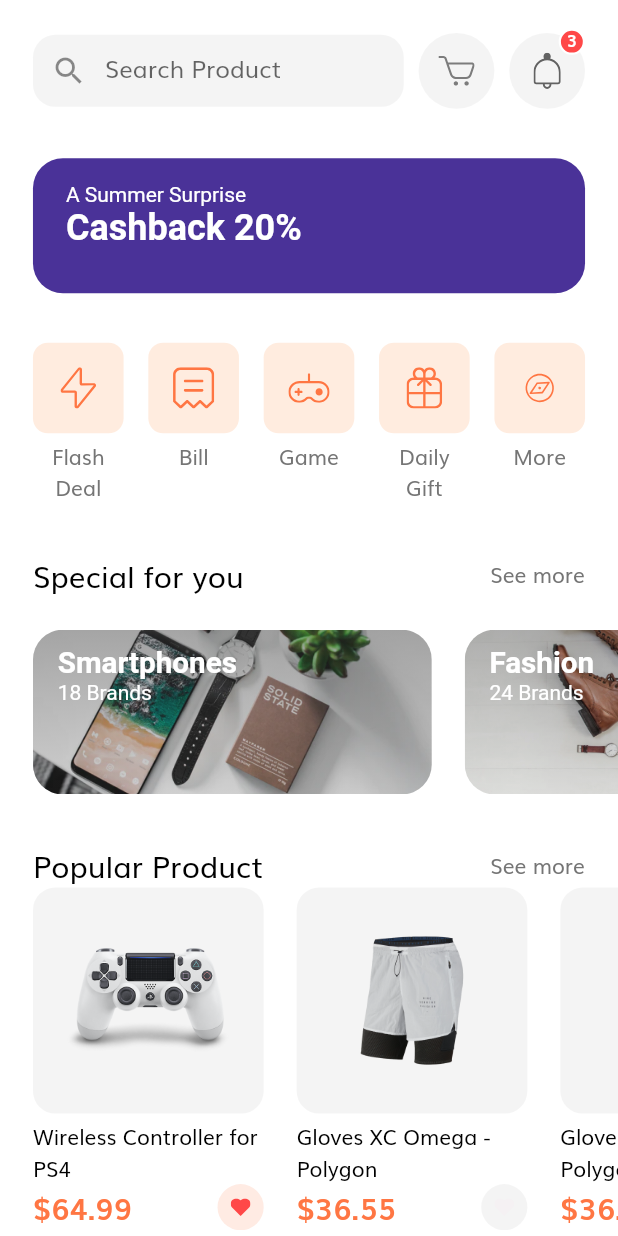
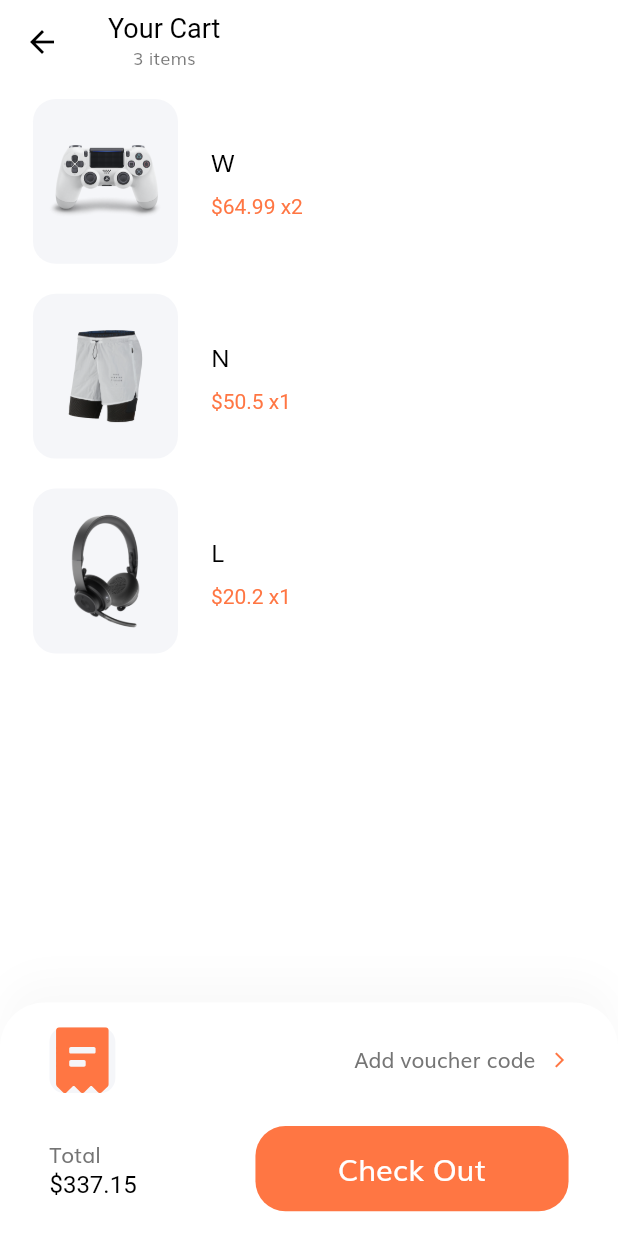
Before and after one commit to sunachun/shopapp, a Flutter app: the HomeScreen screen opened by its route, after a tap on an icon or button, on a phone screen of 412 x 824 dp. Run offline on Flutter 3.47's test engine with Material 2 defaults, Android fonts, the phone set to English and light mode, and no system bars; our stand-ins replace flutter_svg.

Commit message:
cart finish

```diff
--- /dev/null
+++ b/lib/models/Cart.dart
@@ -0,0 +1,20 @@
+import 'package:flutter/cupertino.dart';
+
+import 'Product.dart';
+
+class Cart {
+  final Product product;
+  final int numOfItems;
+
+  Cart({
+    @required this.product,
+    @required this.numOfItems,
+  });
+}
+
+//Demo data for our cart
+List<Cart> demoCarts = [
+  Cart(product: demoProducts[0], numOfItems: 2),
+  Cart(product: demoProducts[1], numOfItems: 1),
+  Cart(product: demoProducts[3], numOfItems: 1),
+];
--- a/lib/models/Product.dart
+++ b/lib/models/Product.dart
@@ -1,6 +1,7 @@
 import 'package:flutter/material.dart';
 
 class Product {
+  final int id;
   final String title, description;
   final List<String> images;
   final List<Color> colors;
@@ -8,6 +9,7 @@ class Product {
   final bool isFavorite, isPopular;
 
   Product({
+    @required this.id,
     @required this.images,
     @required this.colors,
     this.rating = 0.0,
@@ -19,10 +21,11 @@ class Product {
   });
 }
 
-//Our demo Product
+// Our demo Products
 
 List<Product> demoProducts = [
   Product(
+    id: 1,
     images: [
       "assets/images/ps4_console_white_1.png",
       "assets/images/ps4_console_white_2.png",
@@ -35,7 +38,7 @@ List<Product> demoProducts = [
       Color(0xFFDECB9C),
       Colors.white,
     ],
-    title: "Wireless Controller for PS4" "",
+    title: "Wireless Controller for PS4™",
     price: 64.99,
     description: description,
     rating: 4.8,
@@ -43,6 +46,7 @@ List<Product> demoProducts = [
     isPopular: true,
   ),
   Product(
+    id: 2,
     images: [
       "assets/images/Image Popular Product 2.png",
     ],
@@ -52,13 +56,14 @@ List<Product> demoProducts = [
       Color(0xFFDECB9C),
       Colors.white,
     ],
-    title: "Gloves XC Omega - Polygon",
-    price: 36.55,
+    title: "Nike Sport White - Man Pant",
+    price: 50.5,
     description: description,
     rating: 4.1,
     isPopular: true,
   ),
   Product(
+    id: 3,
     images: [
       "assets/images/glap.png",
     ],
@@ -76,6 +81,7 @@ List<Product> demoProducts = [
     isPopular: true,
   ),
   Product(
+    id: 4,
     images: [
       "assets/images/wireless headset.png",
     ],
--- a/lib/routs.dart
+++ b/lib/routs.dart
@@ -1,4 +1,5 @@
 import 'package:flutter/widgets.dart';
+import 'package:shopapp/screens/cart/cart_screen.dart';
 import 'package:shopapp/screens/complete_profile/complete_profile_screen.dart';
 import 'package:shopapp/screens/details/details_screen.dart';
 import 'package:shopapp/screens/forgot_password/forgot_password_screen.dart';
@@ -21,4 +22,5 @@ final Map<String, WidgetBuilder> routes = {
   OtpScreen.routeName: (content) => OtpScreen(),
   HomeScreen.routeName: (content) => HomeScreen(),
   DetailsScreen.routeName: (content) => DetailsScreen(),
+  CartScreen.routeName: (context) => CartScreen(),
 };
--- /dev/null
+++ b/lib/screens/cart/cart_screen.dart
@@ -0,0 +1,122 @@
+import 'package:flutter/material.dart';
+import 'package:flutter_svg/flutter_svg.dart';
+import 'package:shopapp/components/default_button.dart';
+import 'package:shopapp/constants.dart';
+import 'package:shopapp/models/Cart.dart';
+import 'package:shopapp/screens/cart/components/body.dart';
+import 'package:shopapp/size_config.dart';
+
+class CartScreen extends StatelessWidget {
+  static String routeName = "/cart";
+
+  @override
+  Widget build(BuildContext context) {
+    return Scaffold(
+      appBar: buildAppBar(context),
+      body: Body(),
+      bottomNavigationBar: CheckOurCard(),
+    );
+  }
+
+  AppBar buildAppBar(BuildContext context) {
+    return AppBar(
+      title: Column(
+        children: <Widget>[
+          Text(
+            "Your Cart",
+            style: TextStyle(color: Colors.black),
+          ),
+          Text(
+            "${demoCarts.length} items",
+            style: Theme.of(context).textTheme.caption,
+          ),
+        ],
+      ),
+    );
+  }
+}
+
+class CheckOurCard extends StatelessWidget {
+  const CheckOurCard({
+    Key key,
+  }) : super(key: key);
+
+  @override
+  Widget build(BuildContext context) {
+    return Container(
+      padding: EdgeInsets.symmetric(
+          vertical: getProportionateScreenWidth(15),
+          horizontal: getProportionateScreenWidth(30)),
+      // We use this height only for demo
+      // height: 174,
+      decoration: BoxDecoration(
+        color: Colors.white,
+        borderRadius: BorderRadius.only(
+          topLeft: Radius.circular(30),
+          topRight: Radius.circular(30),
+        ),
+        boxShadow: [
+          BoxShadow(
+            offset: Offset(0, -15),
+            blurRadius: 20,
+            color: Color(0xFFDADADA).withOpacity(0.15),
+          ),
+        ],
+      ),
+      child: SafeArea(
+        child: Column(
+          mainAxisSize: MainAxisSize.min,
+          children: [
+            Row(
+              children: [
+                Container(
+                  height: getProportionateScreenWidth(40),
+                  width: getProportionateScreenWidth(40),
+                  decoration: BoxDecoration(
+                    color: Color(0xFFF5F6F9),
+                    borderRadius: BorderRadius.circular(10),
+                  ),
+                  child: SvgPicture.asset("assets/icons/receipt.svg"),
+                ),
+
+                Spacer(),
+                Text("Add voucher code"),
+                // Here width is fixed that's why use const
+                const SizedBox(width: 10),
+                Icon(
+                  Icons.arrow_forward_ios,
+                  size: 12,
+                  color: kPrimaryColor,
+                ),
+              ],
+            ),
+            SizedBox(height: getProportionateScreenWidth(20)),
+            Row(
+              mainAxisAlignment: MainAxisAlignment.spaceBetween,
+              children: [
+                Text.rich(
+                  TextSpan(
+                    text: "Total\n",
+                    children: [
+                      TextSpan(
+                        text: "\$337.15",
+                        style: TextStyle(fontSize: 16, color: Colors.black),
+                      ),
+                    ],
+                  ),
+                ),
+                SizedBox(
+                  width: getProportionateScreenWidth(190),
+                  child: DefaultButton(
+                    text: "Check Out",
+                    press: () {},
+                  ),
+                ),
+              ],
+            ),
+          ],
+        ),
+      ),
+    );
+  }
+}
--- /dev/null
+++ b/lib/screens/cart/components/body.dart
@@ -0,0 +1,50 @@
+import 'package:flutter/material.dart';
+import 'package:flutter_svg/flutter_svg.dart';
+import 'package:shopapp/models/Cart.dart';
+import 'package:shopapp/size_config.dart';
+
+import 'cart_item_card.dart';
+
+class Body extends StatefulWidget {
+  @override
+  _BodyState createState() => _BodyState();
+}
+
+class _BodyState extends State<Body> {
+  @override
+  Widget build(BuildContext context) {
+    return Padding(
+      padding:
+          EdgeInsets.symmetric(horizontal: getProportionateScreenWidth(20)),
+      child: ListView.builder(
+        itemCount: demoCarts.length,
+        itemBuilder: (context, index) => Padding(
+          padding: EdgeInsets.symmetric(vertical: 10),
+          child: Dismissible(
+            key: Key(demoCarts[index].product.id.toString()),
+            direction: DismissDirection.endToStart,
+            background: Container(
+              padding: EdgeInsets.symmetric(horizontal: 20),
+              decoration: BoxDecoration(
+                color: Color(0xFFFFE6E6),
+                borderRadius: BorderRadius.circular(15),
+              ),
+              child: Row(
+                children: [
+                  Spacer(),
+                  SvgPicture.asset("assets/icons/Trash.svg"),
+                ],
+              ),
+            ),
+            onDismissed: (direction) {
+              setState(() {
+                demoCarts.removeAt(index);
+              });
+            },
+            child: CartItemCard(cart: demoCarts[index]),
+          ),
+        ),
+      ),
+    );
+  }
+}
--- /dev/null
+++ b/lib/screens/cart/components/cart_item_card.dart
@@ -0,0 +1,63 @@
+import 'package:flutter/material.dart';
+import 'package:shopapp/models/Cart.dart';
+
+import '../../../constants.dart';
+import '../../../size_config.dart';
+
+class CartItemCard extends StatelessWidget {
+  const CartItemCard({
+    Key key,
+    @required this.cart,
+  }) : super(key: key);
+
+  final Cart cart;
+
+  @override
+  Widget build(BuildContext context) {
+    return Row(
+      children: [
+        SizedBox(
+          width: getProportionateScreenWidth(88),
+          child: AspectRatio(
+            aspectRatio: 0.88,
+            child: Container(
+              padding: EdgeInsets.all(10),
+              decoration: BoxDecoration(
+                color: Color(0xFFF5F6F9),
+                borderRadius: BorderRadius.circular(15),
+              ),
+              child: Image.asset(cart.product.images[0]),
+            ),
+          ),
+        ),
+        SizedBox(width: getProportionateScreenWidth(20)),
+        Column(
+          crossAxisAlignment: CrossAxisAlignment.start,
+          children: [
+            Text(
+              cart.product.title[0],
+              style: TextStyle(
+                fontSize: 16,
+                color: Colors.black,
+              ),
+              maxLines: 2,
+            ),
+            const SizedBox(height: 10),
+            Text.rich(
+              TextSpan(
+                text: "\$${cart.product.price}",
+                style: TextStyle(color: kPrimaryColor),
+                children: [
+                  TextSpan(
+                    text: " x${cart.numOfItems}",
+                    style: TextStyle(color: kPrimaryColor),
+                  ),
+                ],
+              ),
+            ),
+          ],
+        ),
+      ],
+    );
+  }
+}
--- a/lib/screens/home/components/home_header.dart
+++ b/lib/screens/home/components/home_header.dart
@@ -1,4 +1,5 @@
 import 'package:flutter/material.dart';
+import 'package:shopapp/screens/cart/cart_screen.dart';
 import 'package:shopapp/screens/home/components/search_field.dart';
 
 import '../../../size_config.dart';
@@ -20,7 +21,7 @@ class HomeHeader extends StatelessWidget {
           SearchField(),
           IconBtnWithCounter(
             svgSrc: "assets/icons/Cart Icon.svg",
-            press: () {},
+            press: () => Navigator.pushNamed(context, CartScreen.routeName),
           ),
           IconBtnWithCounter(
             svgSrc: "assets/icons/Bell.svg",
```
